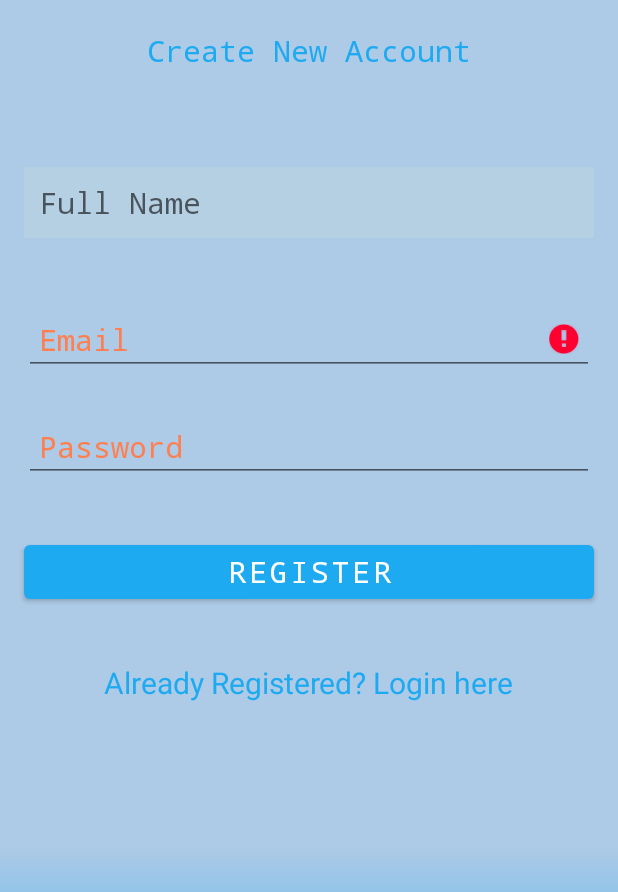
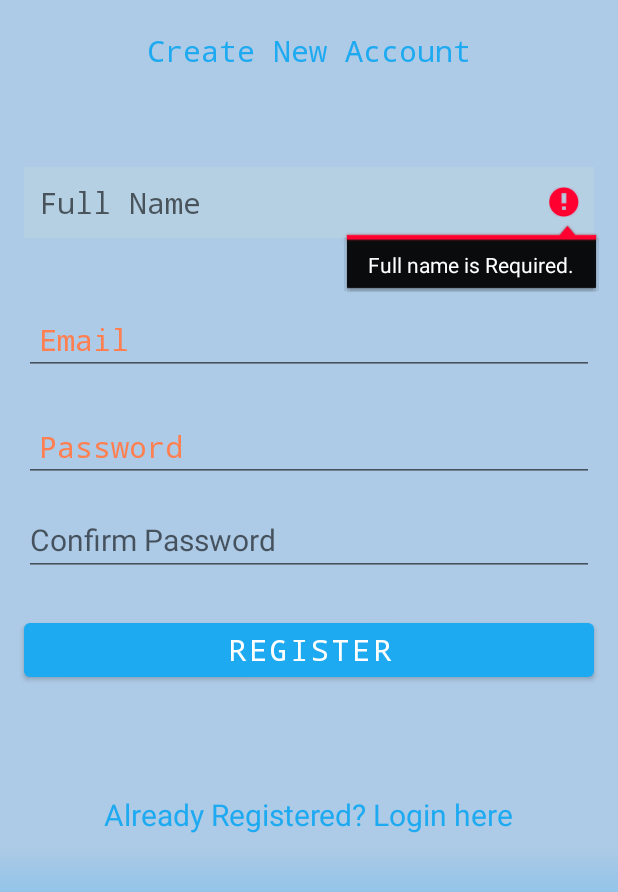
Before and after one commit to SimarjitBilkhuSB/MonitoredRooms, an Android app: the RegisterActivity screen opened directly, with no data from a screen before it, after a tap on "REGISTER", on a phone screen of 412 x 824 dp, the part 142-1034 px from its top. Run offline under Robolectric (Android 15) with nearby library versions, the phone set to English and light mode, and no system bars; our stand-ins replace Firebase (no records; nobody signed in at launch, a user with empty details on screens opened directly); 1 statement that could not run was skipped.

Commit message:
Login and Registration user, confirm password upon registration

```diff
--- a/MonitoredRooms/app/src/main/java/com/example/monitoredrooms/RegisterActivity.java
+++ b/MonitoredRooms/app/src/main/java/com/example/monitoredrooms/RegisterActivity.java
@@ -1,5 +1,6 @@
 package com.example.monitoredrooms;
 
+import androidx.annotation.NonNull;
 import androidx.appcompat.app.AppCompatActivity;
 
 import android.content.Intent;
@@ -14,11 +15,16 @@ import android.widget.Toast;
 
 import com.example.monitoredrooms.ui.home.MonitoredRoomsFragment;
 import com.example.monitoredrooms.utility.AuthenticationHelper;
+import com.google.android.gms.tasks.OnFailureListener;
+import com.google.android.gms.tasks.OnSuccessListener;
+import com.google.firebase.auth.AuthResult;
 import com.google.firebase.auth.FirebaseAuth;
+
+import org.jetbrains.annotations.NotNull;
 
 public class RegisterActivity extends AppCompatActivity {
 
-    EditText mFullName, mEmail, mPassword;
+    EditText mFullName, mEmail, mPassword, mConfirmPassword;
     Button mRegisterBtn;
     TextView mLoginBtn;
     FirebaseAuth fAuth;
@@ -37,6 +43,7 @@ public class RegisterActivity extends AppCompatActivity {
         mFullName = findViewById(R.id.fullNameEditText);
         mEmail = findViewById(R.id.registerEmailEditText);
         mPassword = findViewById(R.id.registerPasswordEditText);
+        mConfirmPassword = findViewById(R.id.registerConfirmPasswordEditText);
         mRegisterBtn = findViewById(R.id.registerButton);
         mLoginBtn = findViewById(R.id.alreadyRegisteredTextView);
         progressBar = findViewById(R.id.registerProgressBar);
@@ -52,48 +59,93 @@ public class RegisterActivity extends AppCompatActivity {
         mRegisterBtn.setOnClickListener(v -> {
             String email = mEmail.getText().toString().trim();
             String password = mPassword.getText().toString().trim();
+            String confirmPassword = mConfirmPassword.getText().toString().trim();
             String fullName = mFullName.getText().toString();//maybe change for username //need to use username
-            verifyUserInput(fullName, email, password);
+            verifyUserInput(fullName, email, password, confirmPassword);
 
+            fAuth = FirebaseAuth.getInstance();
 
             //Let the user know that the process of registration has started
             progressBar.setVisibility(View.VISIBLE);
 
             //Register the user in firebase
-            AuthHelper.createUser(email, password);
+       //   AuthHelper.createUser(email, password, confirmPassword);
             progressBar.setVisibility(View.GONE);
+
+           /* fAuth.createUserWithEmailAndPassword(email, password).addOnCompleteListener(task -> {
+                //user created successfully, display message
+                if (task.isSuccessful()) {
+                    Toast.makeText(RegisterActivity.this, "User Created.", Toast.LENGTH_SHORT).show();
+                    //send user to main activity (main page)
+                    startActivity(new Intent(getApplicationContext(), MonitoredRoomsActivity.class));
+                }
+                else {
+                    Toast.makeText(RegisterActivity.this, "Error ! " + task.getException().getMessage(), Toast.LENGTH_SHORT).show();
+                    progressBar.setVisibility(View.GONE);
+                    startActivity(new Intent(getApplicationContext(), RegisterActivity.class));
+                }
+            });*/
+
         });
 
+
         //make textview clickable to go to login page if user is not registered
-        mLoginBtn.setOnClickListener(new View.OnClickListener() {
-            @Override
-            public void onClick(View v) {
-
-                startActivity(new Intent(getApplicationContext(), LoginActivity.class));
-
-            }
-        });
+        mLoginBtn.setOnClickListener(v -> startActivity(new Intent(getApplicationContext(), LoginActivity.class)));
     }
 
-    private void verifyUserInput(String fullName, String email, String password){
+    private void verifyUserInput(String fullName, String email, String password, String confirmPassword){
 
         //do something with fullName
-
+        if (TextUtils.isEmpty(fullName)) {
+            mFullName.setError("Full name is Required.");
+           // return;
+        }
         //check if user entered the information
-        if (TextUtils.isEmpty(email)) {
+    else if (TextUtils.isEmpty(email)) {
             mEmail.setError("Email is Required.");
-            return;
+          //  return;
         }
 
-        if (TextUtils.isEmpty(password)) {
+    else if (TextUtils.isEmpty(password)) {
             mPassword.setError("Password is Required.");
-            return;
+          //  return;
         }
 
         //password must contain  6+ characters
-        if (password.length() < 6) {
+      else if (password.length() < 6) {
             mPassword.setError("Password must contain 6 or more characters");
-            return;
+          //  return;
+        }
+
+      else if (TextUtils.isEmpty(confirmPassword)) {
+            mConfirmPassword.setError("Must confirm password");
+            //return;
+        }
+
+        //confirm password
+   else if (!password.equals(confirmPassword)){
+            mConfirmPassword.setError("Passwords do not match.");
+
+           startActivity(new Intent(getApplicationContext(), RegisterActivity.class));
+           // return;
+        }
+else {
+            AuthenticationHelper AuthHelper = new AuthenticationHelper(RegisterActivity.this);
+            AuthHelper.createUser(email, password, confirmPassword);
+    /*fAuth.createUserWithEmailAndPassword(email, password).addOnCompleteListener(task -> {
+                //user created successfully, display message
+                if (task.isSuccessful()) {
+                    Toast.makeText(RegisterActivity.this, "User Created.", Toast.LENGTH_SHORT).show();
+                    //send user to main activity (main page)
+                    startActivity(new Intent(getApplicationContext(), MonitoredRoomsActivity.class));
+                }
+                else {
+                    Toast.makeText(RegisterActivity.this, "Error ! " + task.getException().getMessage(), Toast.LENGTH_SHORT).show();
+                    progressBar.setVisibility(View.GONE);
+                    startActivity(new Intent(getApplicationContext(), RegisterActivity.class));
+                }
+            });*/
         }
     }
+
 }
--- a/MonitoredRooms/app/src/main/java/com/example/monitoredrooms/utility/AuthenticationHelper.java
+++ b/MonitoredRooms/app/src/main/java/com/example/monitoredrooms/utility/AuthenticationHelper.java
@@ -28,7 +28,7 @@ public class AuthenticationHelper {
     }
 
     //when a user is created, it is automatically signed in //need to add username or full name to account
-    public void createUser(String email, String password){
+    public void createUser(String email, String password, String confirmPassword){
 
         mFirebaseAuth.createUserWithEmailAndPassword(email, password).addOnCompleteListener(task -> {
             //user created successfully, display message
--- a/MonitoredRooms/app/src/main/res/layout/activity_register.xml
+++ b/MonitoredRooms/app/src/main/res/layout/activity_register.xml
@@ -100,7 +100,7 @@
         android:layout_width="0dp"
         android:layout_height="wrap_content"
         android:layout_marginStart="16dp"
-        android:layout_marginTop="36dp"
+        android:layout_marginTop="88dp"
         android:layout_marginEnd="16dp"
         android:fontFamily="monospace"
         android:text="Register"
@@ -114,7 +114,7 @@
         android:id="@+id/alreadyRegisteredTextView"
         android:layout_width="wrap_content"
         android:layout_height="wrap_content"
-        android:layout_marginTop="36dp"
+        android:layout_marginTop="72dp"
         android:text="Already Registered? Login here"
         android:textColor="@color/light_blue"
         android:textSize="20sp"
@@ -133,4 +133,22 @@
         app:layout_constraintStart_toStartOf="parent"
         app:layout_constraintTop_toBottomOf="@+id/alreadyRegisteredTextView" />
 
+    <EditText
+        android:id="@+id/registerConfirmPasswordEditText"
+        android:layout_width="0dp"
+        android:layout_height="wrap_content"
+        android:layout_marginStart="16dp"
+        android:layout_marginTop="16dp"
+        android:layout_marginEnd="16dp"
+        android:layout_marginBottom="27dp"
+        android:ems="10"
+        android:hint="Confirm Password"
+        android:inputType="textPassword"
+        android:textColor="#FF9800"
+        android:textSize="20sp"
+        app:layout_constraintBottom_toTopOf="@+id/registerButton"
+        app:layout_constraintEnd_toEndOf="parent"
+        app:layout_constraintStart_toStartOf="parent"
+        app:layout_constraintTop_toBottomOf="@+id/registerPasswordEditText" />
+
 </androidx.constraintlayout.widget.ConstraintLayout>
```
Also changed, not shown: MonitoredRooms/app/src/main/java/com/example/monitoredrooms/LoginActivity.java (+19 -1 lines), 1 other file.
